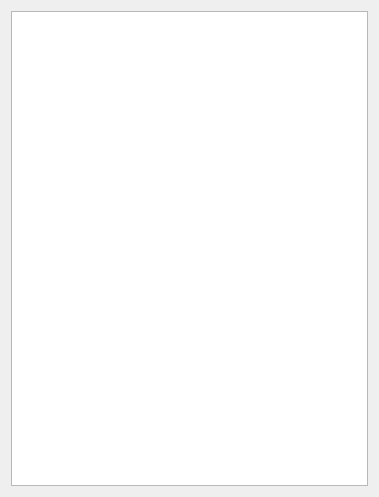
This is views/RawTreeView.ui in bendalab/NixView as Qt 5 draws it before an edit. The edited form follows.
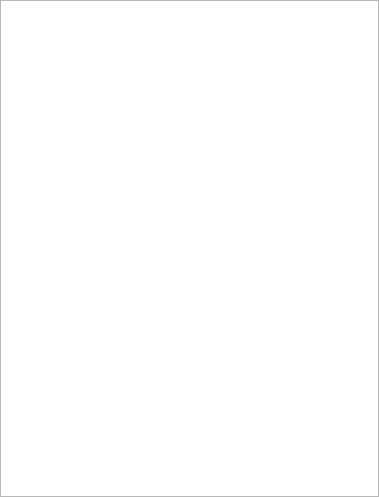
This is the edited form.

Commit message: reduce spacing of widget inside containers

What changed in the file:
```diff
--- a/views/RawTreeView.ui
+++ b/views/RawTreeView.ui
@@ -20,6 +20,18 @@
    <string>Form</string>
   </property>
   <layout class="QGridLayout" name="gridLayout">
+   <property name="leftMargin">
+    <number>0</number>
+   </property>
+   <property name="topMargin">
+    <number>0</number>
+   </property>
+   <property name="rightMargin">
+    <number>0</number>
+   </property>
+   <property name="bottomMargin">
+    <number>0</number>
+   </property>
    <item row="0" column="0">
     <widget class="QTreeView" name="treeView">
      <property name="editTriggers">
```
The commit also changes 3 other files.
